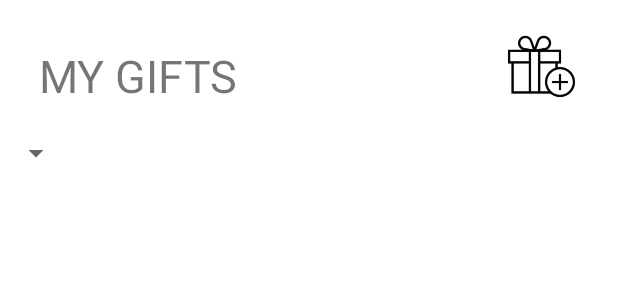
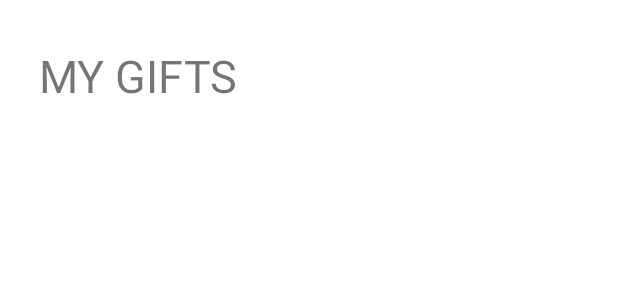
Before and after one commit to eupafe/socialGiftPrpr, an Android app: the layout fragment_gifts.xml on its own in the app's theme, with its tools: preview values and no code run, on a phone screen of 412 x 824 dp. Shown: the top 300 px of the screen. Run offline under Robolectric (Android 15) with nearby library versions, the light colour scheme and no system bars.

Commit message:
a lot of changes

```diff
--- a/app/src/main/java/com/example/socialgiftprpr/Lists/Gifts/GiftsFragment.java
+++ b/app/src/main/java/com/example/socialgiftprpr/Lists/Gifts/GiftsFragment.java
@@ -87,7 +87,7 @@ public class GiftsFragment extends Fragment {
     public View onCreateView(LayoutInflater inflater, ViewGroup container,
                              Bundle savedInstanceState) {
         View view = inflater.inflate(R.layout.fragment_gifts, container, false);
-
+/*
         addGift = (ImageButton) view.findViewById(R.id.addButton);
         addGift.setOnClickListener(new View.OnClickListener() {
             public void onClick(View v) {
@@ -104,7 +104,7 @@ public class GiftsFragment extends Fragment {
         adapter = new GiftAdapter(giftEvents);
 
         adapter.setTasks(giftEvents);
-        gifts.setAdapter(adapter);
+        gifts.setAdapter(adapter);*/
         return view;
 
     }
--- a/app/src/main/java/com/example/socialgiftprpr/Lists/ListAdapter.java
+++ b/app/src/main/java/com/example/socialgiftprpr/Lists/ListAdapter.java
@@ -49,6 +49,7 @@ public class ListAdapter  extends RecyclerView.Adapter<ListAdapter.ViewHolder>{
 
                 Context context = v.getContext();
                 Intent intent = new Intent(context, MainWindow.class);
+                intent.putExtra("see_gifts", true);
                 context.startActivity(intent);
             }
         });
--- a/app/src/main/res/layout/fragment_gifts.xml
+++ b/app/src/main/res/layout/fragment_gifts.xml
@@ -14,30 +14,6 @@
         android:text="@string/gift_view_title"
         android:textSize="30dp"/>
 
-    <Spinner
-        android:id="@+id/sortSpinner"
-        android:layout_width="wrap_content"
-        android:layout_height="wrap_content"
-        android:layout_marginTop="90dp"
-        android:layout_marginEnd="8dp"
-        android:text="Sort by:" />
 
-    <androidx.recyclerview.widget.RecyclerView
-        android:id="@+id/gifts"
-        android:layout_width="408dp"
-        android:layout_height="533dp"
-        android:layout_marginTop="120dp"/>
-
-    <ImageButton
-        android:id="@+id/addButton"
-        android:layout_width="wrap_content"
-        android:layout_height="49dp"
-        android:layout_marginStart="326dp"
-        android:layout_marginTop="20dp"
-        android:layout_marginEnd="16dp"
-        android:background="@android:color/transparent"
-        android:contentDescription="Add gift"
-        android:scaleType="fitCenter"
-        android:src="@drawable/add_gift" />
 
 </FrameLayout>
```
Also changed, not shown: app/src/main/java/com/example/socialgiftprpr/MainWindow.java (+34 -0 lines), app/src/main/res/drawable/main_background.jpg.
